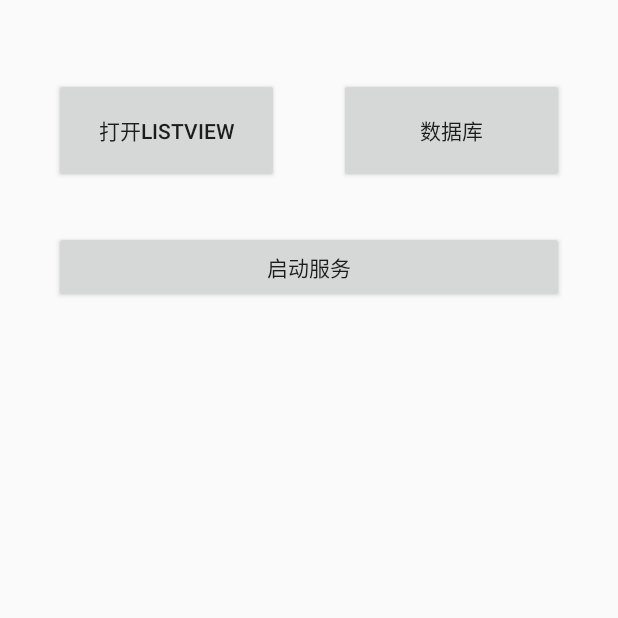
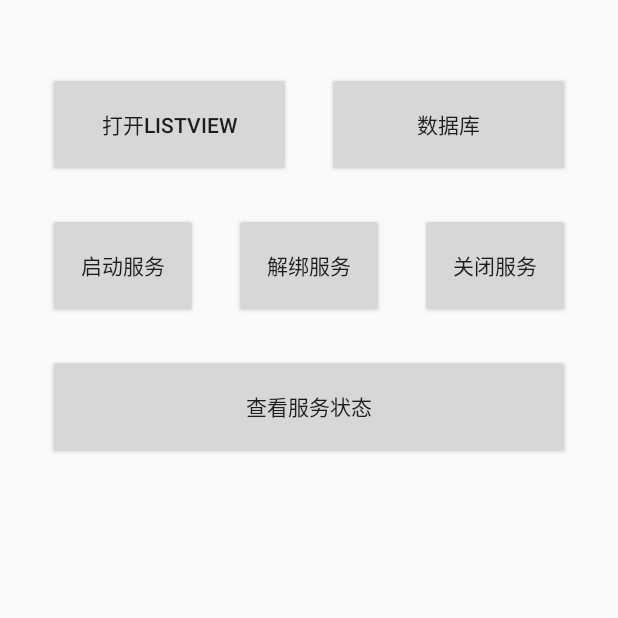
Before and after one commit to DiaoMengQ/AndroiDevUsingJava, an Android app: the screen it shows after launch (MainActivity), after a tap on "启动服务", on a phone screen of 412 x 824 dp, the top half of it. Run offline under Robolectric (Android 15) with nearby library versions, the light colour scheme and no system bars; our stand-ins replace ButterKnife; libraries missing offline, so code that uses them is left out: cat.ereza.customactivityoncrash, com.badoo.mobile; 2 statements that could not run were skipped.

Commit message:
增加 MainActivity中控制服务的组件
Signed-off-by: DiaoMengQ <dmq1212@qq.com>

```diff
--- a/app/src/main/java/com/diomun/learn/javademo/ui/activity/MainActivity.java
+++ b/app/src/main/java/com/diomun/learn/javademo/ui/activity/MainActivity.java
@@ -1,6 +1,12 @@
 package com.diomun.learn.javademo.ui.activity;
 
+import android.app.ActivityManager;
+import android.content.ComponentName;
+import android.content.Context;
 import android.content.Intent;
+import android.content.ServiceConnection;
+import android.os.IBinder;
+import android.util.Log;
 import android.view.View;
 import android.widget.Button;
 import android.widget.Toast;
@@ -8,6 +14,9 @@ import android.widget.Toast;
 import com.diomun.learn.javademo.R;
 import com.diomun.learn.javademo.base.BaseActivity;
 import com.diomun.learn.javademo.service.BackService;
+
+import java.util.List;
+import java.util.Objects;
 
 import butterknife.BindView;
 import butterknife.ButterKnife;
@@ -24,6 +33,15 @@ public class MainActivity extends BaseActivity {
     Button btnDatabase;
     @BindView(R.id.btn_startBackService)
     Button btnStartBackService;
+    @BindView(R.id.btn_stopBackService)
+    Button btnStopBackService;
+    @BindView(R.id.btn_viewBackService)
+    Button btnViewBackService;
+    @BindView(R.id.btn_unBindBackService)
+    Button btnUnBindBackService;
+
+    Intent intent2backServ;
+    ServiceConnection servConn;
 
     @Override
     public int initLayout() {
@@ -37,9 +55,35 @@ public class MainActivity extends BaseActivity {
 
     @Override
     public void initData() {
+        intent2backServ = new Intent(mContext, BackService.class);
+
+        servConn = new ServiceConnection() {
+            @Override
+            public void onServiceConnected(ComponentName name, IBinder service) {
+                Log.d(TAG, "onServiceConnected: ");
+                BackService.MyBinder myBinder = (BackService.MyBinder) service;
+                myBinder.showTip();
+            }
+
+            /**
+             * Android系统在同service的连接意外丢失时调用这个．比如当service崩溃了或被强杀了．
+             * 当客户端解除绑定时，这个方法不会被调用．
+             */
+            @Override
+            public void onServiceDisconnected(ComponentName name) {
+                Log.d(TAG, "onServiceDisconnected: ");
+            }
+        };
     }
 
-    @OnClick({R.id.btn_toListView, R.id.btn_database, R.id.btn_startBackService})
+
+    @OnClick({
+            R.id.btn_toListView,
+            R.id.btn_database,
+            R.id.btn_startBackService,
+            R.id.btn_stopBackService,
+            R.id.btn_viewBackService,
+            R.id.btn_unBindBackService})
     public void onViewClicked(View view) {
         switch (view.getId()) {
             case R.id.btn_toListView:
@@ -51,11 +95,35 @@ public class MainActivity extends BaseActivity {
                 startActivity(mIntent);
                 break;
             case R.id.btn_startBackService:
-                Intent intent2startService = new Intent(this, BackService.class);
-                startService(intent2startService);
+                Toast.makeText(mContext, "开启服务", Toast.LENGTH_SHORT).show();
+                startService(intent2backServ);
+                // bindService(intent2backServ, servConn, BIND_AUTO_CREATE);
+                break;
+            case R.id.btn_stopBackService:
+                Toast.makeText(mContext, "停止服务", Toast.LENGTH_SHORT).show();
+                mContext.stopService(intent2backServ);
+                break;
+            case R.id.btn_unBindBackService:
+                Toast.makeText(mContext, "解绑服务", Toast.LENGTH_SHORT).show();
+                unbindService(servConn);
+                break;
+            case R.id.btn_viewBackService:
+                Toast.makeText(mContext, "查看服务状态", Toast.LENGTH_SHORT).show();
+                ActivityManager am = (ActivityManager) mContext.getSystemService(Context.ACTIVITY_SERVICE);
+                List<ActivityManager.RunningServiceInfo> list = Objects.requireNonNull(am).getRunningServices(30);
+
+                for (ActivityManager.RunningServiceInfo info : list) {
+                    // Log.d(TAG, "backSerivce: " + info);
+                    if ("com.diomun.learn.javademo.service.BackService".equals(info.service.getClassName())) {
+                        Log.d(TAG, "onViewClicked: running......");
+                    } else {
+                        Log.d(TAG, "onViewClicked: connot find");
+                    }
+                }
                 break;
             default:
                 throw new IllegalStateException("Unexpected value: " + view.getId());
         }
     }
+
 }
--- a/app/src/main/res/layout/activity_main.xml
+++ b/app/src/main/res/layout/activity_main.xml
@@ -2,12 +2,12 @@
 <androidx.constraintlayout.widget.ConstraintLayout xmlns:android="http://schemas.android.com/apk/res/android"
     xmlns:app="http://schemas.android.com/apk/res-auto"
     xmlns:tools="http://schemas.android.com/tools"
-    tools:ignore="ContentDescription,HardcodedText"
+    android:id="@+id/mainActivity"
     android:layout_width="match_parent"
     android:layout_height="match_parent"
+    android:padding="@dimen/padding_page"
     tools:context=".ui.activity.MainActivity"
-    android:id="@+id/mainActivity"
-    android:padding="@dimen/padding_page">
+    tools:ignore="ContentDescription,HardcodedText">
 
     <LinearLayout
         android:layout_width="0dp"
@@ -22,24 +22,23 @@
         <LinearLayout
             android:layout_width="match_parent"
             android:layout_height="wrap_content"
-            android:orientation="horizontal"
-            android:padding="@dimen/padding_linear">
+            android:dividerPadding="@dimen/padding_linear"
+            android:orientation="horizontal">
 
             <Button
                 android:id="@+id/btn_toListView"
-                android:layout_width="@dimen/width4btn"
+                android:layout_width="0dp"
                 android:layout_height="@dimen/height4btn"
+                android:layout_margin="@dimen/margin_btn"
+                android:layout_weight="1"
                 android:text="打开listVIEW" />
-
-            <Space
-                android:layout_width="0dp"
-                android:layout_height="wrap_content"
-                android:layout_weight="1" />
 
             <Button
                 android:id="@+id/btn_database"
-                android:layout_width="@dimen/width4btn"
+                android:layout_width="0dp"
                 android:layout_height="@dimen/height4btn"
+                android:layout_margin="@dimen/margin_btn"
+                android:layout_weight="1"
                 android:text="数据库" />
 
         </LinearLayout>
@@ -47,15 +46,46 @@
         <LinearLayout
             android:layout_width="match_parent"
             android:layout_height="wrap_content"
-            android:orientation="horizontal"
-            android:padding="@dimen/padding_linear">
+            android:orientation="horizontal">
 
             <Button
                 android:id="@+id/btn_startBackService"
-                android:layout_width="@dimen/width4btn"
-                android:layout_height="wrap_content"
+                android:layout_width="0dp"
+                android:layout_height="@dimen/height4btn"
+                android:layout_margin="@dimen/margin_btn"
                 android:layout_weight="1"
                 android:text="启动服务" />
+
+            <Button
+                android:id="@+id/btn_unBindBackService"
+                android:layout_width="0dp"
+                android:layout_height="@dimen/height4btn"
+                android:layout_margin="@dimen/margin_btn"
+                android:layout_weight="1"
+                android:text="解绑服务" />
+
+            <Button
+                android:id="@+id/btn_stopBackService"
+                android:layout_width="0dp"
+                android:layout_height="@dimen/height4btn"
+                android:layout_margin="@dimen/margin_btn"
+                android:layout_weight="1"
+                android:text="关闭服务" />
+
+        </LinearLayout>
+
+        <LinearLayout
+            android:layout_width="match_parent"
+            android:layout_height="wrap_content"
+            android:orientation="horizontal">
+
+            <Button
+                android:id="@+id/btn_viewBackService"
+                android:layout_width="0dp"
+                android:layout_height="@dimen/height4btn"
+                android:layout_margin="@dimen/margin_btn"
+                android:layout_weight="1"
+                android:text="查看服务状态" />
         </LinearLayout>
 
     </LinearLayout>
--- a/app/src/main/res/values/dimens.xml
+++ b/app/src/main/res/values/dimens.xml
@@ -6,4 +6,5 @@
     <dimen name="padding_page">20dp</dimen>
     <dimen name="size_ic_back">20sp</dimen>
     <dimen name="padding_linear">16dp</dimen>
+    <dimen name="margin_btn">12dp</dimen>
 </resources>
```
